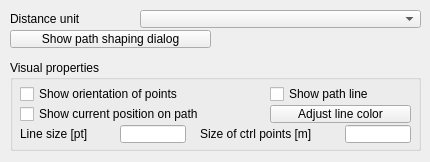
The window that ui/qdlgpaths.ui (CoppeliaRobotics/coppeliaSimLib) describes before a commit, drawn with Qt 5.
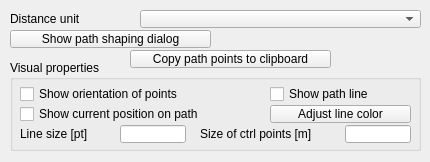
The same window after the commit.

Patch:
```diff
--- a/ui/qdlgpaths.ui
+++ b/ui/qdlgpaths.ui
@@ -184,6 +184,25 @@
     <bool>true</bool>
    </property>
   </widget>
+  <widget class="QToolButton" name="qqCopyToClipboard">
+   <property name="geometry">
+    <rect>
+     <x>130</x>
+     <y>50</y>
+     <width>201</width>
+     <height>18</height>
+    </rect>
+   </property>
+   <property name="focusPolicy">
+    <enum>Qt::StrongFocus</enum>
+   </property>
+   <property name="text">
+    <string>Copy path points to clipboard</string>
+   </property>
+   <property name="checkable">
+    <bool>true</bool>
+   </property>
+  </widget>
  </widget>
  <tabstops>
   <tabstop>qqDistanceCombo</tabstop>
```
